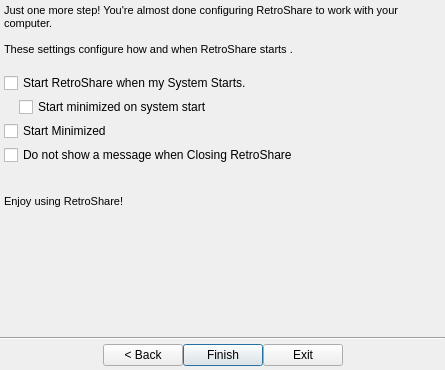
First picture: the form in retroshare-gui/src/gui/QuickStartWizard.ui, repository RetroShare/RetroShare, before the edit.
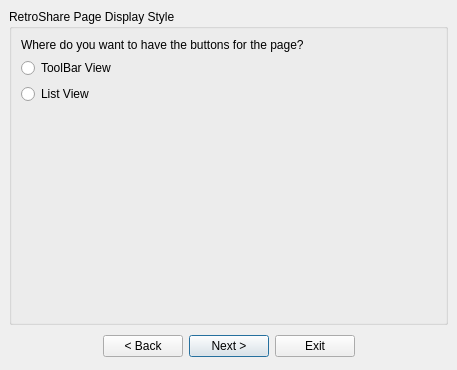
Second picture: the form after the edit. The open tabs and pages were chosen to show the change. Icons and pictures are not drawn. Custom widgets are drawn as their Qt base class.

Commit message: Added Invite page for Web Mail Providers (Connect Friend Wizard) Added select page style for Quick Start Wizard.

```diff
--- a/retroshare-gui/src/gui/QuickStartWizard.ui
+++ b/retroshare-gui/src/gui/QuickStartWizard.ui
@@ -9,7 +9,7 @@
    <rect>
     <x>0</x>
     <y>0</y>
-    <width>445</width>
+    <width>457</width>
     <height>370</height>
    </rect>
   </property>
@@ -674,6 +674,125 @@
        </item>
       </layout>
      </widget>
+     <widget class="QWidget" name="pageStyle">
+      <layout class="QGridLayout" name="gridLayout_9">
+       <item row="0" column="0">
+        <widget class="QGroupBox" name="grpToolBar">
+         <property name="minimumSize">
+          <size>
+           <width>0</width>
+           <height>228</height>
+          </size>
+         </property>
+         <property name="contextMenuPolicy">
+          <enum>Qt::NoContextMenu</enum>
+         </property>
+         <property name="title">
+          <string>RetroShare Page Display Style</string>
+         </property>
+         <layout class="QGridLayout" name="gridLayout_8">
+          <item row="0" column="0">
+           <widget class="QLabel" name="labelPageToolBar">
+            <property name="text">
+             <string>Where do you want to have the buttons for the page?</string>
+            </property>
+           </widget>
+          </item>
+          <item row="1" column="0">
+           <widget class="QRadioButton" name="rbtPageOnToolBar">
+            <property name="text">
+             <string>ToolBar View</string>
+            </property>
+           </widget>
+          </item>
+          <item row="2" column="0">
+           <widget class="QRadioButton" name="rbtPageOnListItem">
+            <property name="text">
+             <string>List View</string>
+            </property>
+           </widget>
+          </item>
+          <item row="3" column="0">
+           <spacer name="verticalSpacer_2">
+            <property name="orientation">
+             <enum>Qt::Vertical</enum>
+            </property>
+            <property name="sizeHint" stdset="0">
+             <size>
+              <width>20</width>
+              <height>204</height>
+             </size>
+            </property>
+           </spacer>
+          </item>
+         </layout>
+        </widget>
+       </item>
+       <item row="1" column="0">
+        <layout class="QHBoxLayout" name="horizontalLayout_5">
+         <property name="topMargin">
+          <number>4</number>
+         </property>
+         <property name="bottomMargin">
+          <number>4</number>
+         </property>
+         <item>
+          <spacer name="horizontalSpacer_8">
+           <property name="orientation">
+            <enum>Qt::Horizontal</enum>
+           </property>
+           <property name="sizeHint" stdset="0">
+            <size>
+             <width>40</width>
+             <height>20</height>
+            </size>
+           </property>
+          </spacer>
+         </item>
+         <item>
+          <widget class="QPushButton" name="pushButtonStyleBack">
+           <property name="enabled">
+            <bool>true</bool>
+           </property>
+           <property name="text">
+            <string>&lt; Back</string>
+           </property>
+          </widget>
+         </item>
+         <item>
+          <widget class="QPushButton" name="pushButtonStyleNext">
+           <property name="text">
+            <string>Next &gt;</string>
+           </property>
+           <property name="default">
+            <bool>true</bool>
+           </property>
+          </widget>
+         </item>
+         <item>
+          <widget class="QPushButton" name="pushButtonStyleExit">
+           <property name="text">
+            <string>Exit</string>
+           </property>
+          </widget>
+         </item>
+         <item>
+          <spacer name="horizontalSpacer_9">
+           <property name="orientation">
+            <enum>Qt::Horizontal</enum>
+           </property>
+           <property name="sizeHint" stdset="0">
+            <size>
+             <width>40</width>
+             <height>20</height>
+            </size>
+           </property>
+          </spacer>
+         </item>
+        </layout>
+       </item>
+      </layout>
+     </widget>
      <widget class="QWidget" name="pageSystem">
       <layout class="QGridLayout" name="gridLayout_16">
        <property name="margin">
@@ -697,8 +816,17 @@
           <enum>QFrame::Sunken</enum>
          </property>
          <layout class="QGridLayout" name="gridLayout_15">
-          <property name="margin">
-           <number>4</number>
+          <property name="leftMargin">
+           <number>6</number>
+          </property>
+          <property name="topMargin">
+           <number>6</number>
+          </property>
+          <property name="rightMargin">
+           <number>6</number>
+          </property>
+          <property name="bottomMargin">
+           <number>6</number>
           </property>
           <property name="spacing">
            <number>4</number>
```
Left out of the diff: 68 changed lines with no effect on the pictures. The commit also changes 16 other files.
